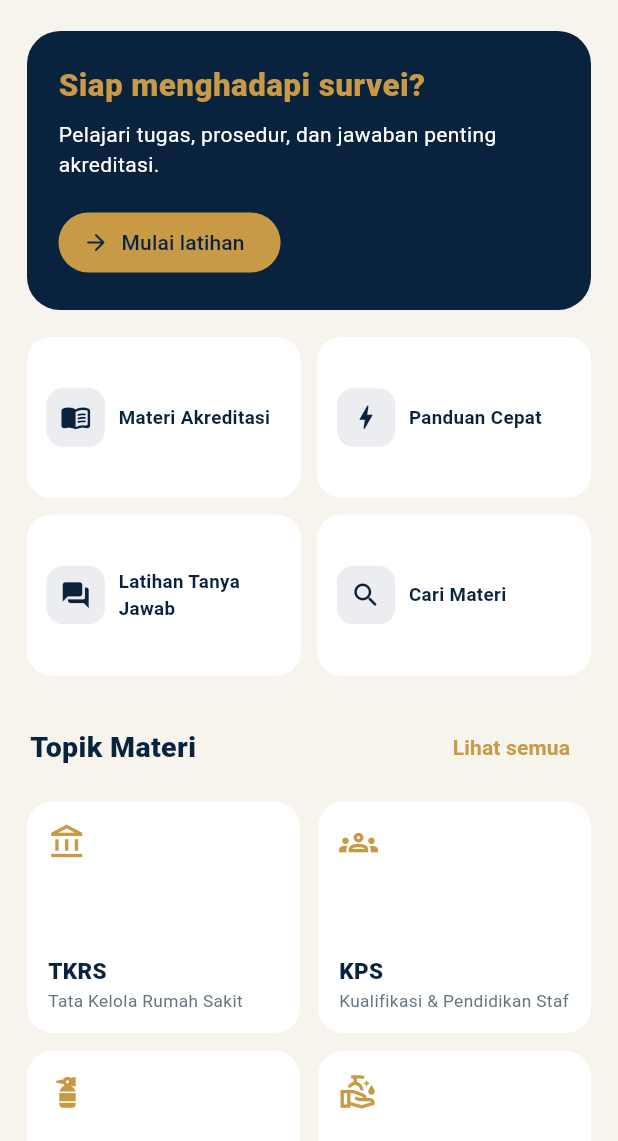
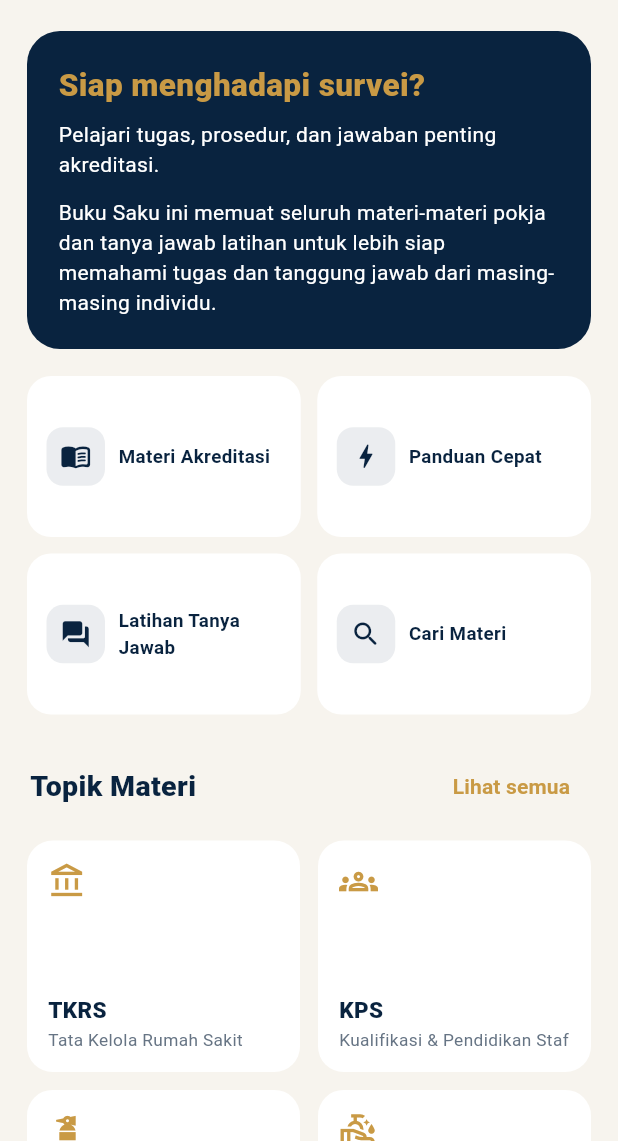
Before and after one commit to edukreatifnusantara-ai/RSGMAU, a Flutter app: the HomePage widget shown alone on an empty page, opened directly with empty values, on a phone screen of 412 x 824 dp, the part 95-1236 px from its top. Run offline on Flutter 3.47's test engine with Material 3 defaults, Android fonts, the phone set to English and light mode, and no system bars; our stand-ins replace shared_preferences; accounts and stored records are empty; Roboto replaces fonts that are missing (Arial).

Commit message:
ui: refine home survey introduction

```diff
--- a/lib/main.dart
+++ b/lib/main.dart
@@ -489,17 +489,13 @@ class HomePage extends StatelessWidget {
           'Pelajari tugas, prosedur, dan jawaban penting akreditasi.',
           style: TextStyle(color: Colors.white, height: 1.45, fontSize: 14),
         ),
-        const SizedBox(height: 18),
-        FilledButton.icon(
-          onPressed: () => Navigator.push(
-            context,
-            MaterialPageRoute(builder: (_) => LatihanPage(items: items)),
-          ),
-          icon: const Icon(Icons.arrow_forward_rounded),
-          label: const Text('Mulai latihan'),
-          style: FilledButton.styleFrom(
-            backgroundColor: gold,
-            foregroundColor: navy,
+        const SizedBox(height: 12),
+        const Text(
+          'Buku Saku ini memuat seluruh materi-materi pokja dan tanya jawab latihan untuk lebih siap memahami tugas dan tanggung jawab dari masing-masing individu.',
+          style: TextStyle(
+            color: Colors.white,
+            height: 1.45,
+            fontSize: 14,
           ),
         ),
       ],
```
